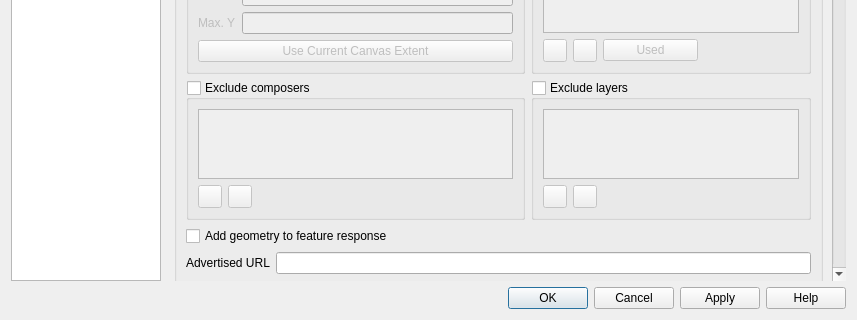
First picture: the form in src/ui/qgsprojectpropertiesbase.ui, repository qgis/QGIS, before the edit; both pictures show x 0 to 857 and y 510 to 830 of the 857 by 830 pixel window.
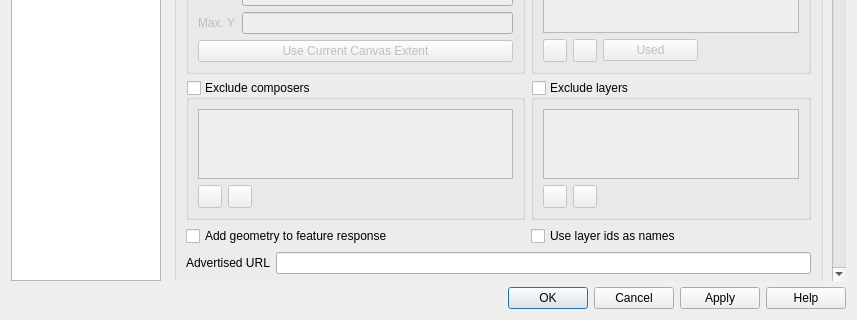
Second picture: the form after the edit. The open tabs and pages were chosen to show the change. Icons and pictures are not drawn. Custom widgets are drawn as their Qt base class.

Commit message: optionally use layer ids for wms

```diff
--- a/src/ui/qgsprojectpropertiesbase.ui
+++ b/src/ui/qgsprojectpropertiesbase.ui
@@ -1553,13 +1553,6 @@
                     </layout>
                    </widget>
                   </item>
-                  <item row="2" column="0" colspan="3">
-                   <widget class="QCheckBox" name="mAddWktGeometryCheckBox">
-                    <property name="text">
-                     <string>Add geometry to feature response</string>
-                    </property>
-                   </widget>
-                  </item>
                   <item row="1" column="1" colspan="2">
                    <widget class="QgsCollapsibleGroupBox" name="mLayerRestrictionsGroupBox">
                     <property name="title">
@@ -1816,6 +1809,20 @@
                     </item>
                    </layout>
                   </item>
+                  <item row="2" column="0">
+                   <widget class="QCheckBox" name="mAddWktGeometryCheckBox">
+                    <property name="text">
+                     <string>Add geometry to feature response</string>
+                    </property>
+                   </widget>
+                  </item>
+                  <item row="2" column="1" colspan="2">
+                   <widget class="QCheckBox" name="mWmsUseLayerIDs">
+                    <property name="text">
+                     <string>Use layer ids as names</string>
+                    </property>
+                   </widget>
+                  </item>
                  </layout>
                 </widget>
                </item>
```
The commit also changes 9 other files.
